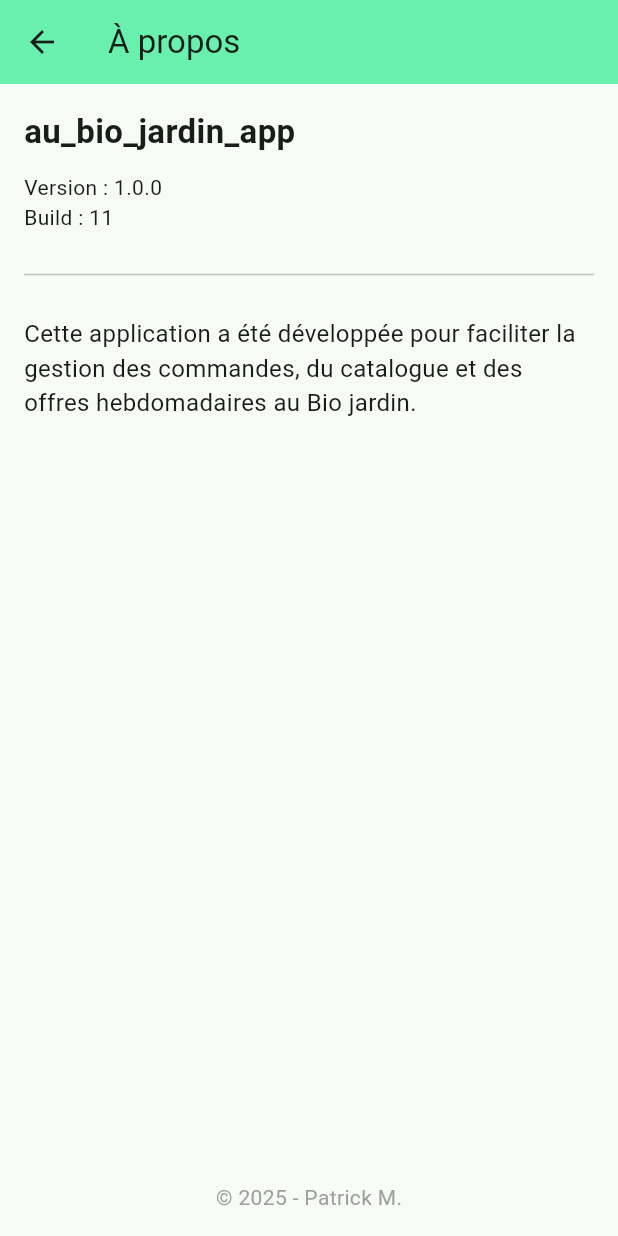
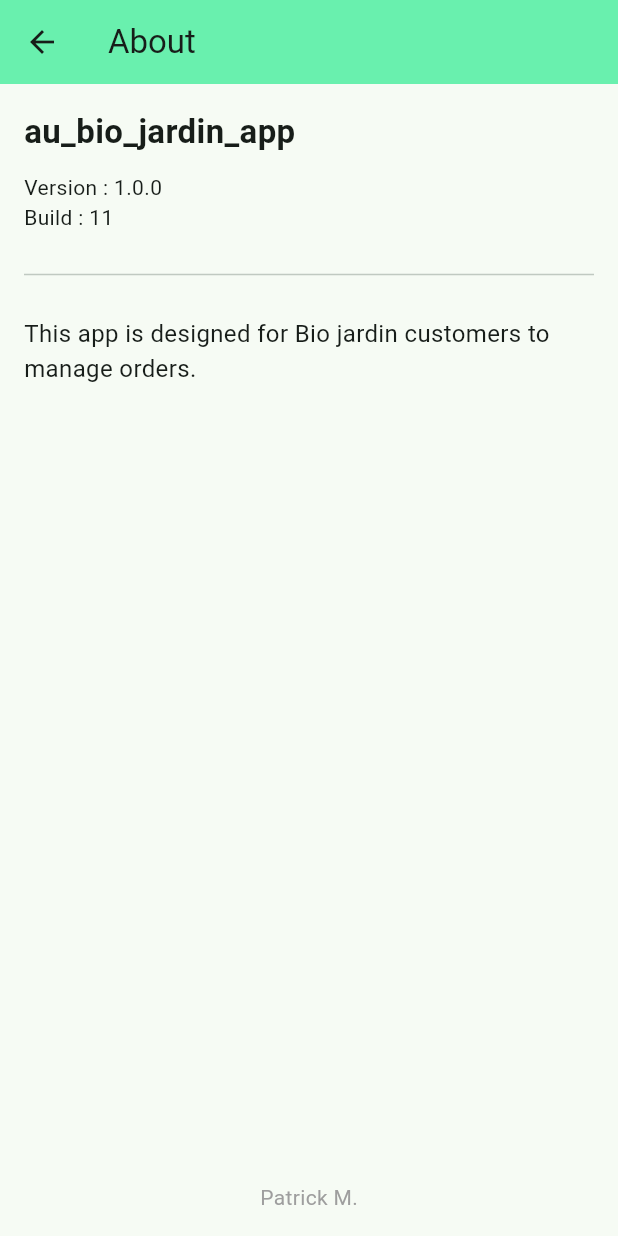
Before and after one commit to pam199968/veggie_cart, a Flutter app: the AboutPage screen opened directly, on a phone screen of 412 x 824 dp. Run offline on Flutter 3.47's test engine with Material 3 defaults, Android fonts, the phone set to English and light mode, and no system bars; our stand-ins replace cloud_firestore, cloud_functions, firebase_auth, firebase_core, firebase_storage, flutter_image_compress and 7 more; missing offline and left inert: dart:js_interop; accounts and stored records are empty.

Commit message:
externalization of strings in about page

```diff
--- a/lib/l10n/app_en.arb
+++ b/lib/l10n/app_en.arb
@@ -1,4 +1,7 @@
 {
+  "about": "About",
+  "aboutDescription": "This app is designed for Bio jardin customers to manage orders.",
+  "copyright": "Patrick M.",
   "searchCustomer": "Search for a customer...",
   "accountDeactivated": "Account deactivated",
   "disableAccount": "Disable this account",
--- a/lib/l10n/app_fr.arb
+++ b/lib/l10n/app_fr.arb
@@ -1,4 +1,7 @@
 {
+  "about": "À propos",
+  "aboutDescription": "Cette application a été développée pour faciliter la gestion des commandes, du catalogue et des offres hebdomadaires au Bio jardin.",
+  "copyright": "Patrick M.",
   "searchCustomer": "Rechercher un client...",
   "accountDeactivated": "Compte désactivé",
   "disableAccount": "Désactiver ce compte",
--- a/lib/l10n/app_localizations.dart
+++ b/lib/l10n/app_localizations.dart
@@ -97,6 +97,24 @@ abstract class AppLocalizations {
     Locale('en'),
     Locale('fr'),
   ];
+
+  /// No description provided for @about.
+  ///
+  /// In en, this message translates to:
+  /// **'About'**
+  String get about;
+
+  /// No description provided for @aboutDescription.
+  ///
+  /// In en, this message translates to:
+  /// **'This app is designed for Bio jardin customers to manage orders.'**
+  String get aboutDescription;
+
+  /// No description provided for @copyright.
+  ///
+  /// In en, this message translates to:
+  /// **'Patrick M.'**
+  String get copyright;
 
   /// No description provided for @searchCustomer.
   ///
--- a/lib/l10n/app_localizations_en.dart
+++ b/lib/l10n/app_localizations_en.dart
@@ -7,6 +7,16 @@ import 'app_localizations.dart';
 /// The translations for English (`en`).
 class AppLocalizationsEn extends AppLocalizations {
   AppLocalizationsEn([String locale = 'en']) : super(locale);
+
+  @override
+  String get about => 'About';
+
+  @override
+  String get aboutDescription =>
+      'This app is designed for Bio jardin customers to manage orders.';
+
+  @override
+  String get copyright => 'Patrick M.';
 
   @override
   String get searchCustomer => 'Search for a customer...';
--- a/lib/views/about_page.dart
+++ b/lib/views/about_page.dart
@@ -1,3 +1,4 @@
+import 'package:au_bio_jardin_app/extensions/context_extension.dart';
 import 'package:flutter/material.dart';
 import 'package:package_info_plus/package_info_plus.dart';
 
@@ -33,7 +34,7 @@ class _AboutPageState extends State<AboutPage> {
   Widget build(BuildContext context) {
     return Scaffold(
       appBar: AppBar(
-        title: const Text('À propos'),
+        title: Text(context.l10n.about),
         backgroundColor: Colors.greenAccent,
       ),
       body: Padding(
@@ -50,17 +51,16 @@ class _AboutPageState extends State<AboutPage> {
             const Divider(),
 
             const SizedBox(height: 20),
-            const Text(
-              "Cette application a été développée pour faciliter la gestion "
-              "des commandes, du catalogue et des offres hebdomadaires au Bio jardin.",
-              style: TextStyle(fontSize: 16),
+            Text(
+              context.l10n.aboutDescription,
+              style: const TextStyle(fontSize: 16),
             ),
 
             const Spacer(),
 
             Center(
               child: Text(
-                "© ${2025} - Patrick M.",
+                context.l10n.copyright.replaceAll("{year}", DateTime.now().year.toString()),
                 style: const TextStyle(color: Colors.grey),
               ),
             )
--- a/lib/views/my_home_page.dart
+++ b/lib/views/my_home_page.dart
@@ -240,7 +240,7 @@ class _MyHomePageState extends State<MyHomePage> {
                     ),
                     ListTile(
                       leading: const Icon(Icons.info_outline),
-                      title: const Text("À propos"),
+                      title: Text(context.l10n.about),
                       onTap: () {
                         Navigator.pop(context);
                         Navigator.of(context).push(
```
Also changed, not shown: lib/l10n/app_localizations_fr.dart (+10 -0 lines).
